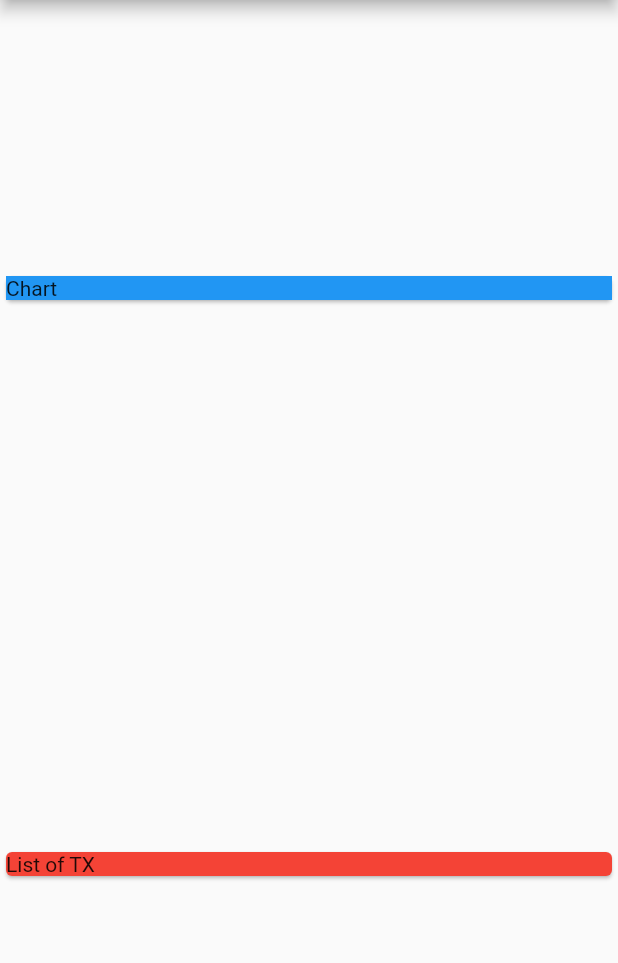
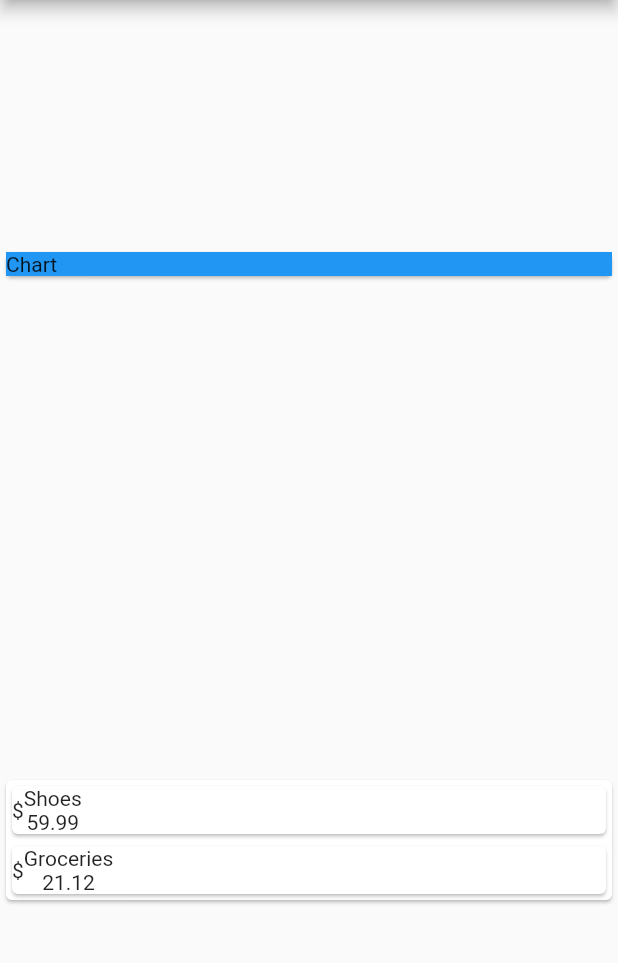
Before and after one commit to marcellus-saputra/udemy_expenses_app, a Flutter app: the screen it shows after launch, on a phone screen of 412 x 824 dp, the part 84-1047 px from its top. Run offline on Flutter 3.47's test engine with Material 2 defaults, Android fonts, the phone set to English and light mode, and no system bars.

Commit message:
Added transaction cards

```diff
--- a/lib/main.dart
+++ b/lib/main.dart
@@ -1,4 +1,7 @@
 import 'package:flutter/material.dart';
+
+import 'transaction.dart';
+import 'txcard.dart';
 
 void main() {
   runApp(const MyApp());
@@ -9,6 +12,21 @@ class MyApp extends StatelessWidget {
 
   @override
   Widget build(BuildContext context) {
+    final List<Transaction> transactions = [
+      Transaction(
+        id: 't1',
+        title: 'Shoes',
+        amount: 59.99,
+        date: DateTime.now(),
+      ),
+      Transaction(
+        id: 't2',
+        title: 'Groceries',
+        amount: 21.12,
+        date: DateTime.now(),
+      ),
+    ];
+
     return MaterialApp(
       title: 'Flutter Demo',
       home: Scaffold(
@@ -25,9 +43,16 @@ class MyApp extends StatelessWidget {
                 child: const Text('Chart'),
               ),
             ),
-            const Card(
-              color: Colors.red,
-              child: Text('List of TX'),
+            Card(
+              child: Column(
+                children: transactions.map((tx) {
+                  return TransactionCard(
+                      id: tx.id,
+                      title: tx.title,
+                      amount: tx.amount,
+                      date: tx.date);
+                }).toList(),
+              ),
             ),
           ],
         ),
--- /dev/null
+++ b/lib/transaction.dart
@@ -0,0 +1,15 @@
+import 'package:flutter/foundation.dart';
+
+class Transaction {
+  final String id;
+  final String title;
+  final double amount;
+  final DateTime date;
+
+  Transaction({
+    required this.id,
+    required this.title,
+    required this.amount,
+    required this.date,
+  });
+}
--- /dev/null
+++ b/lib/txcard.dart
@@ -0,0 +1,34 @@
+import 'package:flutter/material.dart';
+
+class TransactionCard extends StatelessWidget {
+  final String id;
+  final String title;
+  final double amount;
+  final DateTime date;
+
+  TransactionCard({
+    required this.id,
+    required this.title,
+    required this.amount,
+    required this.date,
+  });
+
+  @override
+  Widget build(BuildContext context) {
+    return Card(
+      child: Row(
+        children: [
+          Container(
+            child: const Text('\$'),
+          ),
+          Column(
+            children: [
+              Text(title),
+              Text(amount.toString()),
+            ],
+          )
+        ],
+      ),
+    );
+  }
+}
```
